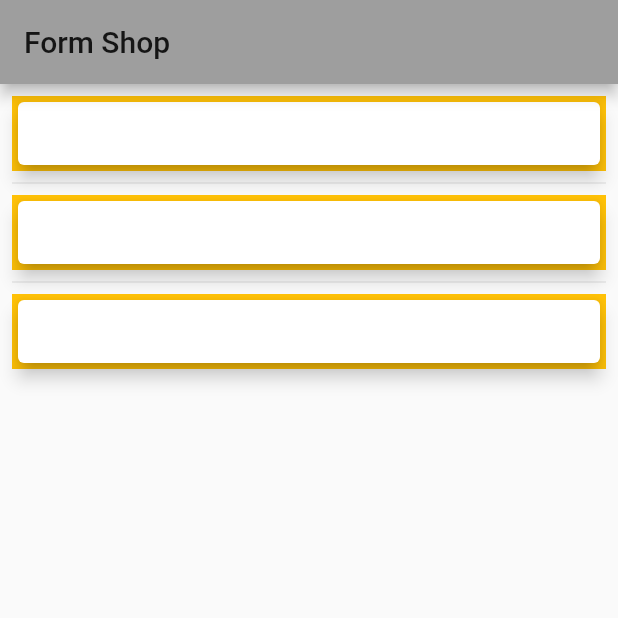
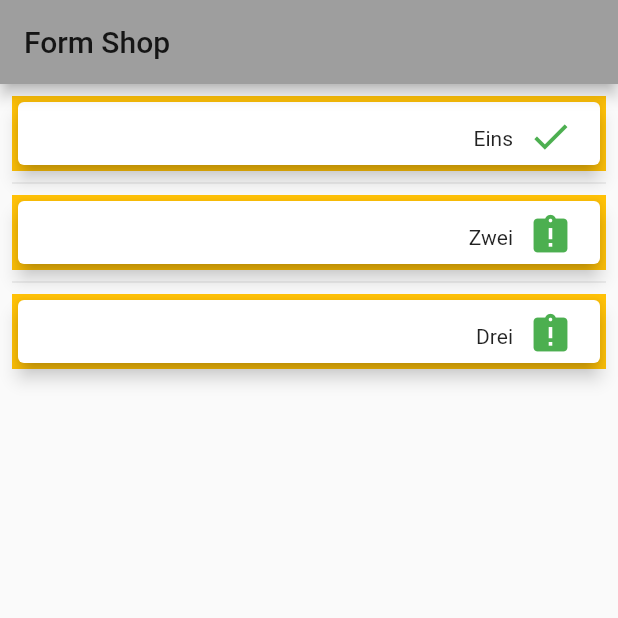
Before and after one commit to christhirst/front, a Flutter app: the screen it shows after launch, on a phone screen of 412 x 824 dp, the top half of it. Run offline on Flutter 3.47's test engine with Material 2 defaults, Android fonts, the phone set to English and light mode, and no system bars.

Commit message:
provider with todo-icon

```diff
--- a/lib/models/DemandForm.dart
+++ /dev/null
@@ -1,19 +0,0 @@
-import 'package:flutter/foundation.dart';
-
-class DemandForm {
-  final String id;
-  final String title;
-  final String description;
-  final double price;
-  final String url;
-  int fields;
-  bool isFavorite;
-
-  DemandForm(
-      {@required this.id,
-      @required this.title,
-      @required this.description,
-      this.price,
-      this.url,
-      this.isFavorite});
-}
--- /dev/null
+++ b/lib/providers/DemandForm.dart
@@ -0,0 +1,25 @@
+import 'package:flutter/foundation.dart';
+
+class DemandForm with ChangeNotifier {
+  final String id;
+  final String title;
+  final String description;
+  final double price;
+  final String url;
+  int fields;
+  bool isDone;
+
+  DemandForm({
+    @required this.id,
+    @required this.title,
+    @required this.description,
+    this.price,
+    this.url,
+    this.isDone,
+  });
+
+  void toggleIsDoneStatus() {
+    isDone = !isDone;
+    notifyListeners();
+  }
+}
--- a/lib/providers/demands.dart
+++ b/lib/providers/demands.dart
@@ -1,15 +1,19 @@
 import 'package:flutter/material.dart';
-import '../models/DemandForm.dart';
+import 'DemandForm.dart';
 
 class Demands with ChangeNotifier {
   List<DemandForm> _items = [
-    DemandForm(id: "1", title: "Eins", description: "test1"),
-    DemandForm(id: "2", title: "Zwei", description: "test2"),
-    DemandForm(id: "3", title: "Drei", description: "test3")
+    DemandForm(id: "1", title: "Eins", description: "test1", isDone: true),
+    DemandForm(id: "2", title: "Zwei", description: "test2", isDone: false),
+    DemandForm(id: "3", title: "Drei", description: "test3", isDone: false)
   ];
 
   List<DemandForm> get items {
     return [..._items];
+  }
+
+  DemandForm findById(String id) {
+    return _items.firstWhere((element) => element.id == id);
   }
 
   void addDemand() {
--- a/lib/screens/demand_details_screen.dart
+++ b/lib/screens/demand_details_screen.dart
@@ -8,9 +8,8 @@ class DemandDetailScreen extends StatelessWidget {
   @override
   Widget build(BuildContext context) {
     final demandId = ModalRoute.of(context).settings.arguments as String;
-    final loadedDemand = Provider.of<Demands>(context)
-        .items
-        .firstWhere((element) => element.id == demandId);
+    final loadedDemand =
+        Provider.of<Demands>(context, listen: false).findById(demandId);
     return Scaffold(
       appBar: AppBar(title: Text(loadedDemand.title)),
     );
--- a/lib/screens/form_overview_screen.dart
+++ b/lib/screens/form_overview_screen.dart
@@ -1,5 +1,5 @@
 import 'package:flutter/material.dart';
-import '../models/DemandForm.dart';
+import '../providers/DemandForm.dart';
 import '../widgets/form_item.dart';
 
 class FormOverviewScreen extends StatelessWidget {
--- a/lib/widgets/demand_item.dart
+++ b/lib/widgets/demand_item.dart
@@ -1,33 +1,36 @@
 import 'package:flutter/material.dart';
-import 'package:front/models/DemandForm.dart';
+import 'package:provider/provider.dart';
+import 'package:front/providers/DemandForm.dart';
 import 'package:front/screens/demand_overview_screen.dart';
 import '../widgets/demand_item.dart';
 import '../screens/demand_details_screen.dart';
+import '../widgets/isdone_icon.dart';
 
 class DemandItem extends StatelessWidget {
-  final String id;
+  /*  final String id;
   final String title;
-  final String description;
-  DemandItem(this.id, this.title, this.description);
+  final String description; */
+  //DemandItem(this.id, this.title, this.description);
 
   @override
   Widget build(BuildContext context) {
+    final demand = Provider.of<DemandForm>(context);
     return Card(
         elevation: 5,
         child: new InkWell(
           onTap: () {
             Navigator.of(context)
-                .pushNamed(DemandDetailScreen.routeName, arguments: id);
+                .pushNamed(DemandDetailScreen.routeName, arguments: demand.id);
           },
           child: Padding(
-            padding: EdgeInsets.all(7),
+            padding: EdgeInsets.all(0),
             child: Stack(children: <Widget>[
               Align(
                 alignment: Alignment.centerRight,
                 child: Stack(
                   children: <Widget>[
                     Padding(
-                        padding: const EdgeInsets.only(left: 10, top: 5),
+                        padding: const EdgeInsets.only(left: 10, top: 0),
                         child: Column(
                           children: <Widget>[
                             Row(
@@ -39,8 +42,15 @@ class DemandItem extends StatelessWidget {
                                 SizedBox(
                                   width: 10,
                                 ),
+                                Text(demand.title),
+                                IconButton(
+                                  icon: changeIcon(context),
+                                  onPressed: () {
+                                    demand.toggleIsDoneStatus();
+                                  },
+                                ),
                                 SizedBox(
-                                  width: 20,
+                                  width: 10,
                                 )
                               ],
                             ),
--- a/lib/widgets/demands_list.dart
+++ b/lib/widgets/demands_list.dart
@@ -1,6 +1,5 @@
 import 'package:flutter/material.dart';
 import 'package:provider/provider.dart';
-import '../models/DemandForm.dart';
 import '../widgets/demand_item.dart';
 import '../providers/demands.dart';
 
@@ -10,18 +9,15 @@ class DemandsList extends StatelessWidget {
     final demandsData = Provider.of<Demands>(context);
     final demands = demandsData.items;
     return ListView.separated(
-      padding: const EdgeInsets.all(8),
-      itemCount: demands.length,
-      itemBuilder: (BuildContext context, int index) {
-        return Container(
-          height: 50,
-          color: Colors.amber,
-          child: Center(
-              child: DemandItem(demands[index].id, demands[index].title,
-                  demands[index].description)),
-        );
-      },
-      separatorBuilder: (BuildContext context, int index) => const Divider(),
-    );
+        padding: const EdgeInsets.all(8),
+        itemCount: demands.length,
+        itemBuilder: (ctx, index) => ChangeNotifierProvider(
+            builder: (c) => demands[index],
+            child: Container(
+              height: 50,
+              color: Colors.amber,
+              child: Center(child: DemandItem()),
+            )),
+        separatorBuilder: (BuildContext ctx, int index) => const Divider());
   }
 }
--- a/lib/widgets/form_item.dart
+++ b/lib/widgets/form_item.dart
@@ -1,5 +1,5 @@
 import 'package:flutter/material.dart';
-import 'package:front/models/DemandForm.dart';
+import 'package:front/providers/DemandForm.dart';
 
 class FormItem extends StatelessWidget {
   final String id;
--- /dev/null
+++ b/lib/widgets/isdone_icon.dart
@@ -0,0 +1,14 @@
+import 'package:flutter/material.dart';
+import 'package:provider/provider.dart';
+import 'package:front/providers/DemandForm.dart';
+
+Widget changeIcon(BuildContext context) {
+  final demand = Provider.of<DemandForm>(context);
+  return Align(
+      alignment: Alignment.topRight,
+      child: Icon(
+        demand.isDone ? Icons.done : Icons.assignment_late,
+        color: Colors.green,
+        size: 30,
+      ));
+}
```
